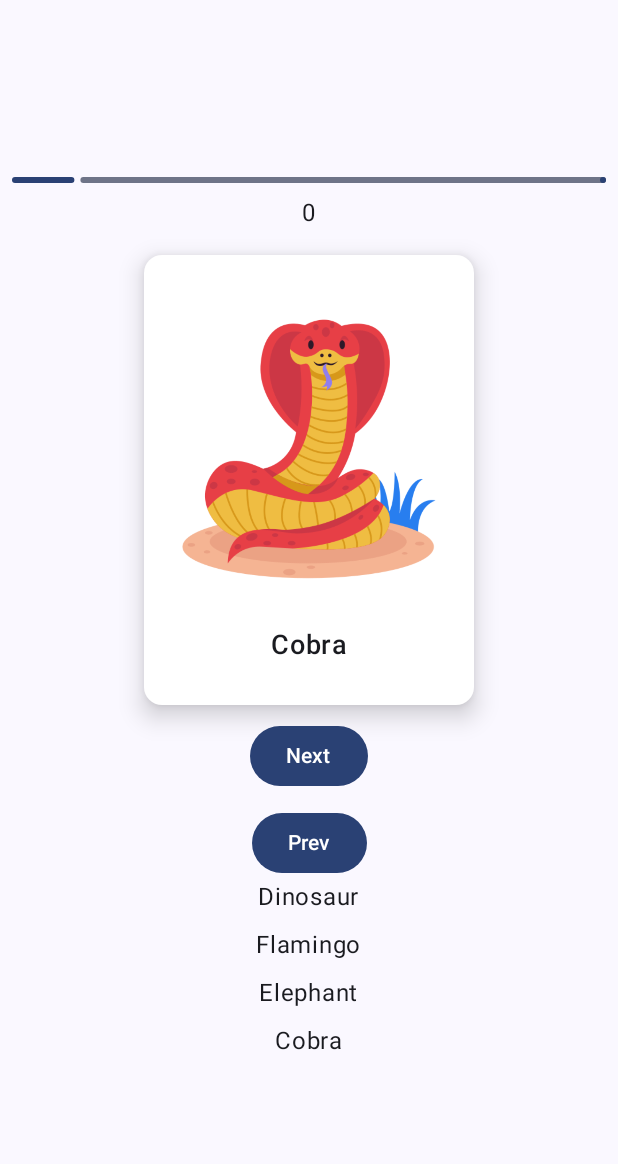
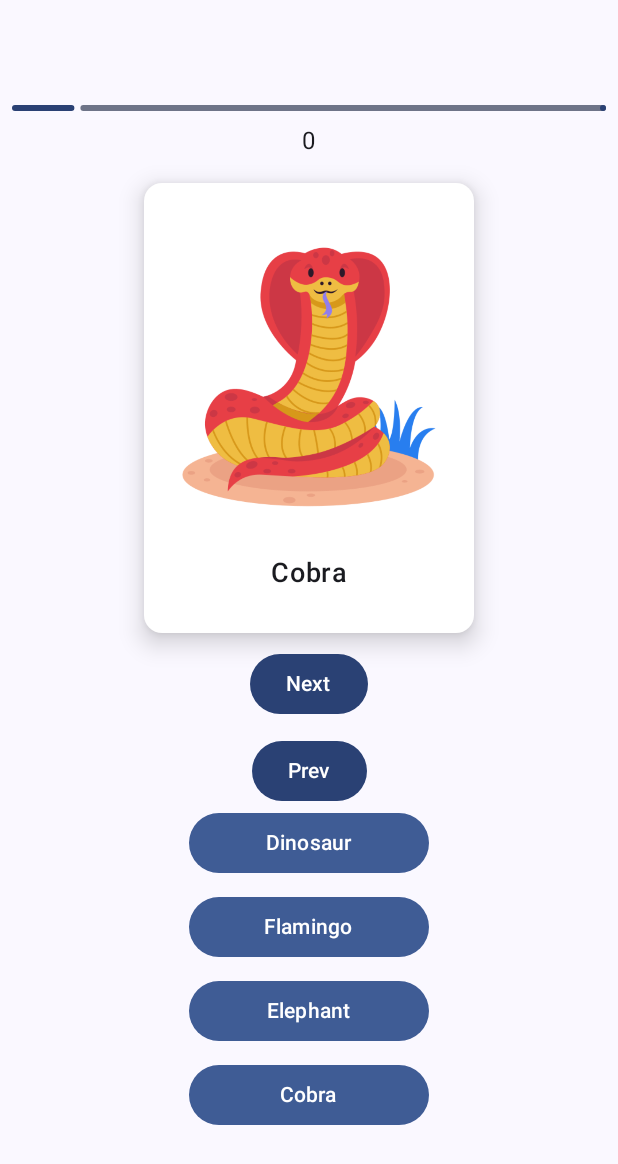
Before and after one commit to mike964/flashcards-quiz-jetpack, an Android app built with Jetpack Compose: the screen it shows after launch (MainActivity), on a phone screen of 412 x 824 dp. Shown: the top 1164 px of the screen. Run offline under Robolectric (Android 15) with nearby library versions, the phone set to English and light mode, and no system bars.

Commit message:
turned Answer options to buttons

```diff
--- a/app/src/main/java/com/example/falshcardsquiz/components/AnswerOptions.kt
+++ b/app/src/main/java/com/example/falshcardsquiz/components/AnswerOptions.kt
@@ -1,16 +1,25 @@
 package com.example.falshcardsquiz.components
 
+import androidx.compose.foundation.background
 import androidx.compose.foundation.layout.Spacer
 import androidx.compose.foundation.layout.height
+import androidx.compose.foundation.layout.width
+import androidx.compose.material3.Button
+import androidx.compose.material3.ButtonDefaults
 import androidx.compose.material3.Text
 import androidx.compose.runtime.Composable
 import androidx.compose.ui.Modifier
+import androidx.compose.ui.graphics.Color
 import androidx.compose.ui.unit.dp
 
 @Composable
 fun AnswerOptions(options:List<String>) {
     options.forEach { opt ->
-        Text(text = opt)
+
+        Button({},    colors = ButtonDefaults.buttonColors(
+            containerColor = Color(0xFF3F5C95), // Background color
+            contentColor = Color.White, // Text/icon color
+        ), modifier = Modifier.width(160.dp)) { Text(text = opt) }
         Spacer(modifier = Modifier.height(8.dp))
     }
 }
```
